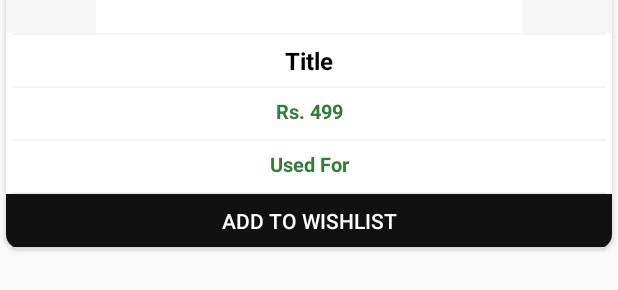
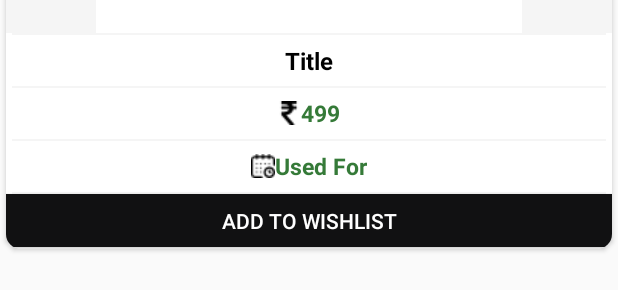
Before and after one commit to kirtikjangale/SeAndroidFrontend, an Android app: the layout recycler_allitems_row.xml on its own in the app's theme, with its tools: preview values and no code run, on a phone screen of 412 x 824 dp. Shown: the part 198-488 px from the top of the screen. Run offline under Robolectric (Android 15) with nearby library versions, the phone set to English and light mode, and no system bars; network calls fail.

Commit message:
added icons in cardview

```diff
--- a/app/src/main/res/layout/recycler_allitems_row.xml
+++ b/app/src/main/res/layout/recycler_allitems_row.xml
@@ -53,16 +53,16 @@ android:orientation="vertical"
 
     <TextView
         android:id="@+id/txtPrice"
-        android:layout_width="match_parent"
+        android:layout_width="wrap_content"
         android:layout_height="30dp"
         android:layout_margin="2dp"
         android:padding="4dp"
-        android:text="Rs. 499"
+        android:drawableLeft="@drawable/rupee"
+        android:layout_gravity="center"
+        android:text="499"
         android:textAlignment="center"
         android:textColor="#357a38"
-        android:textSize="13sp"
-
-
+        android:textSize="15sp"
         android:textStyle="bold" />
 
     <View
@@ -74,16 +74,17 @@ android:orientation="vertical"
 
     <TextView
         android:id="@+id/txtUsedFor"
-        android:layout_width="match_parent"
+        android:layout_width="wrap_content"
         android:layout_height="30dp"
         android:layout_margin="2dp"
-
+        android:layout_gravity="center"
+        android:drawableLeft="@drawable/calendar"
         android:padding="4dp"
         android:text="Used For"
-        android:textAlignment="center"
         android:textColor="#357a38"
-        android:textSize="13sp"
-        android:textStyle="bold" />
+        android:textSize="15sp"
+        android:textStyle="bold"
+        />
 
     <View
         android:layout_width="match_parent"
```
Also changed, not shown: app/src/main/res/layout/recycler_mylistings_row.xml (+5 -3 lines), app/src/main/res/layout/recycler_wishlist_row.xml (+9 -6 lines), app/src/main/res/drawable/calendar.png (added), app/src/main/res/drawable/rupee.png (added).
